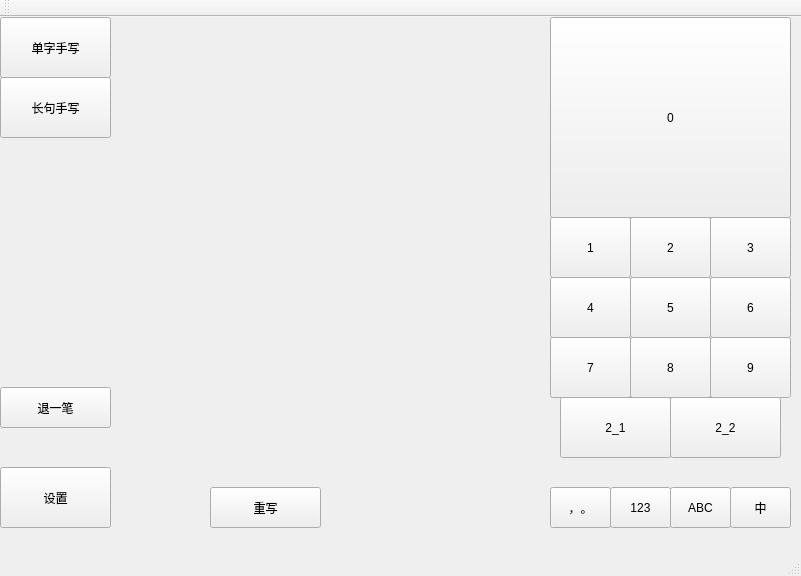
Above: LessonCode/week08/homework/handwriting/kmainwindow.ui from icyyoung719/KDevelop-Training before the change. Below: the same form after it.
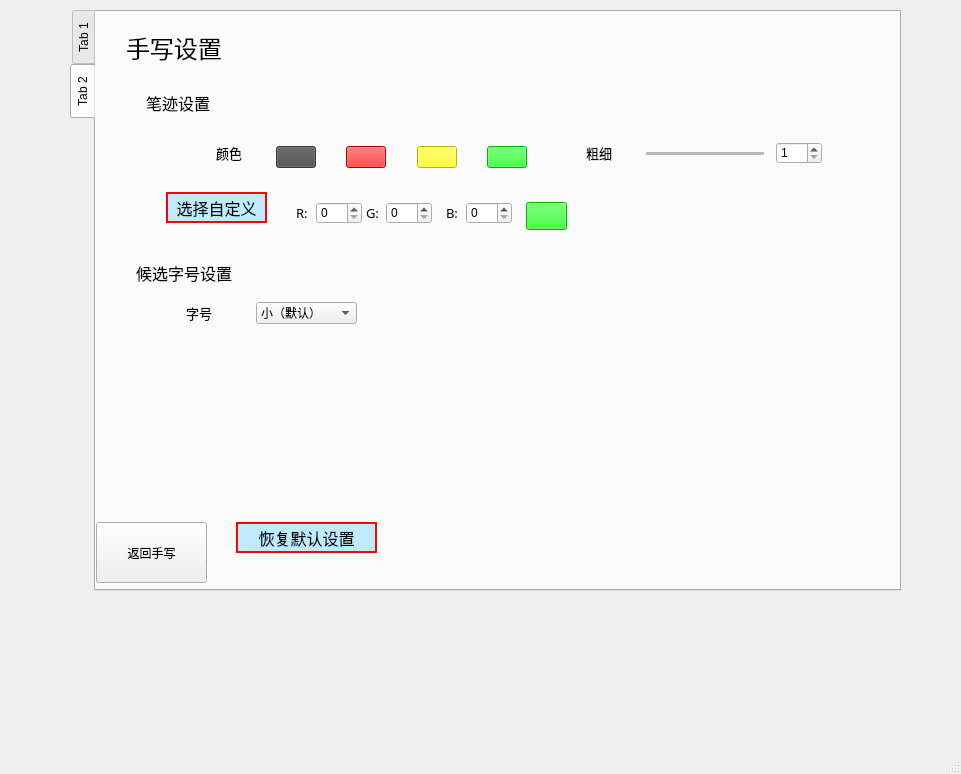
That is the form after the change. The open tabs and pages were chosen to show the change. Custom widgets are drawn as their Qt base class.

Commit message: feat(kmainwindow.ui): ui design for tab widgets switching

The edit to the form file:
```diff
--- a/LessonCode/week08/homework/handwriting/kmainwindow.ui
+++ b/LessonCode/week08/homework/handwriting/kmainwindow.ui
@@ -6,67 +6,87 @@
    <rect>
     <x>0</x>
     <y>0</y>
-    <width>801</width>
-    <height>576</height>
+    <width>961</width>
+    <height>774</height>
    </rect>
   </property>
   <property name="windowTitle">
-   <string>KMainWindow</string>
+   <string>MainWindow</string>
   </property>
-  <widget class="QWidget" name="centralWidget">
-   <widget class="QPushButton" name="pushButton">
+  <widget class="QWidget" name="centralwidget">
+   <widget class="QTabWidget" name="tabWidget">
     <property name="geometry">
      <rect>
-      <x>0</x>
-      <y>0</y>
-      <width>111</width>
-      <height>61</height>
+      <x>70</x>
+      <y>10</y>
+      <width>831</width>
+      <height>581</height>
      </rect>
     </property>
-    <property name="text">
-     <string>单字手写</string>
+    <property name="styleSheet">
+     <string notr="true">QTabBar {
+ 	height: 0px;
+}</string>
     </property>
-   </widget>
-   <widget class="QPushButton" name="pushButton_2">
+    <property name="tabPosition">
+     <enum>QTabWidget::West</enum>
+    </property>
+    <property name="tabShape">
+     <enum>QTabWidget::Rounded</enum>
+    </property>
+    <property name="currentIndex">
+     <number>0</number>
+    </property>
+    <property name="tabBarAutoHide">
+     <bool>false</bool>
+    </property>
+    <widget class="QWidget" name="tab_3">
+     <attribute name="title">
+      <string>Tab 1</string>
+     </attribute>
+     <widget class="QPushButton" name="pushButton_10">
     <property name="geometry">
      <rect>
-      <x>0</x>
-      <y>60</y>
-      <width>111</width>
+        <x>640</x>
+        <y>260</y>
+        <width>81</width>
       <height>61</height>
      </rect>
     </property>
     <property name="text">
-     <string>长句手写</string>
-    </property>
-   </widget>
-   <widget class="ScribbleArea" name="scribblearea" native="true">
+       <string>5</string>
+      </property>
+     </widget>
+     <widget class="QPushButton" name="pushButton_8">
     <property name="geometry">
      <rect>
-      <x>110</x>
-      <y>0</y>
-      <width>441</width>
-      <height>531</height>
-     </rect>
-    </property>
-    <widget class="QPushButton" name="pushButton_4">
+        <x>720</x>
+        <y>200</y>
+        <width>81</width>
+        <height>61</height>
+       </rect>
+      </property>
+      <property name="text">
+       <string>3</string>
+      </property>
+     </widget>
+     <widget class="QPushButton" name="pushButton_3">
      <property name="geometry">
       <rect>
-       <x>100</x>
-       <y>470</y>
+        <x>10</x>
+        <y>370</y>
        <width>111</width>
        <height>41</height>
       </rect>
      </property>
      <property name="text">
-      <string>重写</string>
-     </property>
-    </widget>
+       <string>退一笔</string>
+      </property>
    </widget>
    <widget class="QPushButton" name="pushButton_5">
     <property name="geometry">
      <rect>
-      <x>550</x>
+        <x>560</x>
       <y>0</y>
       <width>241</width>
       <height>201</height>
@@ -76,75 +96,23 @@
      <string>0</string>
     </property>
    </widget>
-   <widget class="QPushButton" name="pushButton_6">
+     <widget class="QPushButton" name="pushButton_17">
     <property name="geometry">
      <rect>
-      <x>550</x>
-      <y>200</y>
-      <width>81</width>
-      <height>61</height>
+        <x>560</x>
+        <y>470</y>
+        <width>61</width>
+        <height>41</height>
      </rect>
     </property>
     <property name="text">
-     <string>1</string>
-    </property>
-   </widget>
-   <widget class="QPushButton" name="pushButton_7">
-    <property name="geometry">
-     <rect>
-      <x>630</x>
-      <y>200</y>
-      <width>81</width>
-      <height>61</height>
-     </rect>
-    </property>
-    <property name="text">
-     <string>2</string>
-    </property>
-   </widget>
-   <widget class="QPushButton" name="pushButton_8">
-    <property name="geometry">
-     <rect>
-      <x>710</x>
-      <y>200</y>
-      <width>81</width>
-      <height>61</height>
-     </rect>
-    </property>
-    <property name="text">
-     <string>3</string>
-    </property>
-   </widget>
-   <widget class="QPushButton" name="pushButton_9">
-    <property name="geometry">
-     <rect>
-      <x>550</x>
-      <y>260</y>
-      <width>81</width>
-      <height>61</height>
-     </rect>
-    </property>
-    <property name="text">
-     <string>4</string>
-    </property>
-   </widget>
-   <widget class="QPushButton" name="pushButton_10">
-    <property name="geometry">
-     <rect>
-      <x>630</x>
-      <y>260</y>
-      <width>81</width>
-      <height>61</height>
-     </rect>
-    </property>
-    <property name="text">
-     <string>5</string>
+       <string>，。</string>
     </property>
    </widget>
    <widget class="QPushButton" name="pushButton_11">
     <property name="geometry">
      <rect>
-      <x>710</x>
+        <x>720</x>
       <y>260</y>
       <width>81</width>
       <height>61</height>
@@ -154,36 +122,10 @@
      <string>6</string>
     </property>
    </widget>
-   <widget class="QPushButton" name="pushButton_12">
-    <property name="geometry">
-     <rect>
-      <x>550</x>
-      <y>320</y>
-      <width>81</width>
-      <height>61</height>
-     </rect>
-    </property>
-    <property name="text">
-     <string>7</string>
-    </property>
-   </widget>
-   <widget class="QPushButton" name="pushButton_13">
-    <property name="geometry">
-     <rect>
-      <x>630</x>
-      <y>320</y>
-      <width>81</width>
-      <height>61</height>
-     </rect>
-    </property>
-    <property name="text">
-     <string>8</string>
-    </property>
-   </widget>
    <widget class="QPushButton" name="pushButton_14">
     <property name="geometry">
      <rect>
-      <x>710</x>
+        <x>720</x>
       <y>320</y>
       <width>81</width>
       <height>61</height>
@@ -193,49 +135,23 @@
      <string>9</string>
     </property>
    </widget>
-   <widget class="QPushButton" name="pushButton_15">
+     <widget class="QPushButton" name="pushButton_12">
     <property name="geometry">
      <rect>
       <x>560</x>
-      <y>380</y>
-      <width>111</width>
+        <y>320</y>
+        <width>81</width>
       <height>61</height>
      </rect>
     </property>
     <property name="text">
-     <string>2_1</string>
-    </property>
-   </widget>
-   <widget class="QPushButton" name="pushButton_16">
-    <property name="geometry">
-     <rect>
-      <x>670</x>
-      <y>380</y>
-      <width>111</width>
-      <height>61</height>
-     </rect>
-    </property>
-    <property name="text">
-     <string>2_2</string>
-    </property>
-   </widget>
-   <widget class="QPushButton" name="pushButton_17">
-    <property name="geometry">
-     <rect>
-      <x>550</x>
-      <y>470</y>
-      <width>61</width>
-      <height>41</height>
-     </rect>
-    </property>
-    <property name="text">
-     <string>，。</string>
+       <string>7</string>
     </property>
    </widget>
    <widget class="QPushButton" name="pushButton_18">
     <property name="geometry">
      <rect>
-      <x>610</x>
+        <x>620</x>
       <y>470</y>
       <width>61</width>
       <height>41</height>
@@ -245,10 +161,23 @@
      <string>123</string>
     </property>
    </widget>
+     <widget class="QPushButton" name="pushButton_15">
+      <property name="geometry">
+       <rect>
+        <x>570</x>
+        <y>380</y>
+        <width>111</width>
+        <height>61</height>
+       </rect>
+      </property>
+      <property name="text">
+       <string>2_1</string>
+      </property>
+     </widget>
    <widget class="QPushButton" name="pushButton_19">
     <property name="geometry">
      <rect>
-      <x>670</x>
+        <x>680</x>
       <y>470</y>
       <width>61</width>
       <height>41</height>
@@ -258,10 +187,98 @@
      <string>ABC</string>
     </property>
    </widget>
+     <widget class="ScribbleArea" name="scribblearea" native="true">
+      <property name="geometry">
+       <rect>
+        <x>120</x>
+        <y>0</y>
+        <width>441</width>
+        <height>531</height>
+       </rect>
+      </property>
+      <widget class="QPushButton" name="pushButton_4">
+       <property name="geometry">
+        <rect>
+         <x>100</x>
+         <y>470</y>
+         <width>111</width>
+         <height>41</height>
+        </rect>
+       </property>
+       <property name="text">
+        <string>重写</string>
+       </property>
+      </widget>
+     </widget>
+     <widget class="QPushButton" name="pushButton_9">
+      <property name="geometry">
+       <rect>
+        <x>560</x>
+        <y>260</y>
+        <width>81</width>
+        <height>61</height>
+       </rect>
+      </property>
+      <property name="text">
+       <string>4</string>
+      </property>
+     </widget>
+     <widget class="QPushButton" name="pushButton_7">
+      <property name="geometry">
+       <rect>
+        <x>640</x>
+        <y>200</y>
+        <width>81</width>
+        <height>61</height>
+       </rect>
+      </property>
+      <property name="text">
+       <string>2</string>
+      </property>
+     </widget>
+     <widget class="QPushButton" name="pushButton_16">
+      <property name="geometry">
+       <rect>
+        <x>680</x>
+        <y>380</y>
+        <width>111</width>
+        <height>61</height>
+       </rect>
+      </property>
+      <property name="text">
+       <string>2_2</string>
+      </property>
+     </widget>
+     <widget class="QPushButton" name="pushButton_6">
+      <property name="geometry">
+       <rect>
+        <x>560</x>
+        <y>200</y>
+        <width>81</width>
+        <height>61</height>
+       </rect>
+      </property>
+      <property name="text">
+       <string>1</string>
+      </property>
+     </widget>
+     <widget class="QPushButton" name="pushButton_13">
+      <property name="geometry">
+       <rect>
+        <x>640</x>
+        <y>320</y>
+        <width>81</width>
+        <height>61</height>
+       </rect>
+      </property>
+      <property name="text">
+       <string>8</string>
+      </property>
+     </widget>
    <widget class="QPushButton" name="pushButton_20">
     <property name="geometry">
      <rect>
-      <x>730</x>
+        <x>740</x>
       <y>470</y>
       <width>61</width>
       <height>41</height>
@@ -274,8 +291,47 @@
    <widget class="QPushButton" name="pushButton_21">
     <property name="geometry">
      <rect>
+        <x>100</x>
+        <y>580</y>
+        <width>111</width>
+        <height>41</height>
+       </rect>
+      </property>
+      <property name="text">
+       <string>退一笔</string>
+      </property>
+     </widget>
+     <widget class="QPushButton" name="pushButton">
+      <property name="geometry">
+       <rect>
+        <x>10</x>
+        <y>10</y>
+        <width>111</width>
+        <height>61</height>
+       </rect>
+      </property>
+      <property name="text">
+       <string>单字手写</string>
+      </property>
+     </widget>
+     <widget class="QPushButton" name="pushButton_2">
+      <property name="geometry">
+       <rect>
+        <x>10</x>
+        <y>70</y>
+        <width>111</width>
+        <height>61</height>
+       </rect>
+      </property>
+      <property name="text">
+       <string>长句手写</string>
+      </property>
+     </widget>
+     <widget class="QPushButton" name="pushButton_57">
+      <property name="geometry">
+       <rect>
       <x>0</x>
-      <y>450</y>
+        <y>510</y>
       <width>111</width>
       <height>61</height>
      </rect>
@@ -284,41 +340,491 @@
      <string>设置</string>
     </property>
    </widget>
-   <widget class="QPushButton" name="pushButton_3">
+    </widget>
+    <widget class="QWidget" name="tab_4">
+     <attribute name="title">
+      <string>Tab 2</string>
+     </attribute>
+     <widget class="QLabel" name="label">
+      <property name="geometry">
+       <rect>
+        <x>30</x>
+        <y>20</y>
+        <width>121</width>
+        <height>31</height>
+       </rect>
+      </property>
+      <property name="font">
+       <font>
+        <family>Agency FB</family>
+        <pointsize>18</pointsize>
+       </font>
+      </property>
+      <property name="text">
+       <string>手写设置</string>
+      </property>
+     </widget>
+     <widget class="QLabel" name="label_4">
+      <property name="geometry">
+       <rect>
+        <x>490</x>
+        <y>130</y>
+        <width>41</width>
+        <height>21</height>
+       </rect>
+      </property>
+      <property name="font">
+       <font>
+        <family>Agency FB</family>
+        <pointsize>10</pointsize>
+       </font>
+      </property>
+      <property name="text">
+       <string>粗细</string>
+      </property>
+     </widget>
+     <widget class="QPushButton" name="pushButton_33">
+      <property name="geometry">
+       <rect>
+        <x>430</x>
+        <y>190</y>
+        <width>41</width>
+        <height>28</height>
+       </rect>
+      </property>
+      <property name="styleSheet">
+       <string notr="true">QPushButton
+{
+	background-color:rgb(0, 255, 0)
+}
+</string>
+      </property>
+      <property name="text">
+       <string/>
+      </property>
+     </widget>
+     <widget class="QPushButton" name="pushButton_32">
+      <property name="geometry">
+       <rect>
+        <x>70</x>
+        <y>180</y>
+        <width>101</width>
+        <height>31</height>
+       </rect>
+      </property>
+      <property name="font">
+       <font>
+        <family>Agency FB</family>
+        <pointsize>12</pointsize>
+       </font>
+      </property>
+      <property name="styleSheet">
+       <string notr="true">QPushButton
+{
+	background-color:rgb(189, 235, 255);
+	border:2px solid red;
+}
+</string>
+      </property>
+      <property name="text">
+       <string>选择自定义</string>
+      </property>
+     </widget>
+     <widget class="QLabel" name="label_2">
+      <property name="geometry">
+       <rect>
+        <x>50</x>
+        <y>80</y>
+        <width>81</width>
+        <height>21</height>
+       </rect>
+      </property>
+      <property name="font">
+       <font>
+        <family>Agency FB</family>
+        <pointsize>12</pointsize>
+       </font>
+      </property>
+      <property name="text">
+       <string>笔迹设置</string>
+      </property>
+     </widget>
+     <widget class="QComboBox" name="wordWidthComboBox">
+      <property name="geometry">
+       <rect>
+        <x>160</x>
+        <y>290</y>
+        <width>101</width>
+        <height>22</height>
+       </rect>
+      </property>
+      <item>
+       <property name="text">
+        <string>小（默认）</string>
+       </property>
+      </item>
+      <item>
+       <property name="text">
+        <string>中</string>
+       </property>
+      </item>
+      <item>
+       <property name="text">
+        <string>大</string>
+       </property>
+      </item>
+     </widget>
+     <widget class="QLabel" name="label_3">
+      <property name="geometry">
+       <rect>
+        <x>120</x>
+        <y>130</y>
+        <width>41</width>
+        <height>21</height>
+       </rect>
+      </property>
+      <property name="font">
+       <font>
+        <family>Agency FB</family>
+        <pointsize>10</pointsize>
+       </font>
+      </property>
+      <property name="text">
+       <string>颜色</string>
+      </property>
+     </widget>
+     <widget class="QWidget" name="layoutWidget">
+      <property name="geometry">
+       <rect>
+        <x>180</x>
+        <y>120</y>
+        <width>251</width>
+        <height>51</height>
+       </rect>
+      </property>
+      <layout class="QHBoxLayout" name="horizontalLayout">
+       <item>
+        <widget class="QPushButton" name="pushButton_23">
+         <property name="styleSheet">
+          <string notr="true">QPushButton
+{
+	background-color:rgb(79, 79, 79);
+}
+</string>
+         </property>
+         <property name="text">
+          <string/>
+         </property>
+        </widget>
+       </item>
+       <item>
+        <spacer name="horizontalSpacer">
+         <property name="orientation">
+          <enum>Qt::Horizontal</enum>
+         </property>
+         <property name="sizeHint" stdset="0">
+          <size>
+           <width>13</width>
+           <height>20</height>
+          </size>
+         </property>
+        </spacer>
+       </item>
+       <item>
+        <widget class="QPushButton" name="pushButton_24">
+         <property name="styleSheet">
+          <string notr="true">QPushButton
+{
+	background-color:rgb(244, 0, 0)
+}
+</string>
+         </property>
+         <property name="text">
+          <string/>
+         </property>
+        </widget>
+       </item>
+       <item>
+        <spacer name="horizontalSpacer_2">
+         <property name="orientation">
+          <enum>Qt::Horizontal</enum>
+         </property>
+         <property name="sizeHint" stdset="0">
+          <size>
+           <width>13</width>
+           <height>20</height>
+          </size>
+         </property>
+        </spacer>
+       </item>
+       <item>
+        <widget class="QPushButton" name="pushButton_25">
+         <property name="styleSheet">
+          <string notr="true">QPushButton
+{
+	background-color: rgb(255, 255, 0)
+}
+
+</string>
+         </property>
+         <property name="text">
+          <string/>
+         </property>
+        </widget>
+       </item>
+       <item>
+        <spacer name="horizontalSpacer_3">
+         <property name="orientation">
+          <enum>Qt::Horizontal</enum>
+         </property>
+         <property name="sizeHint" stdset="0">
+          <size>
+           <width>13</width>
+           <height>20</height>
+          </size>
+         </property>
+        </spacer>
+       </item>
+       <item>
+        <widget class="QPushButton" name="pushButton_26">
+         <property name="styleSheet">
+          <string notr="true">QPushButton
+{
+	background-color:rgb(0, 255, 0)
+}
+</string>
+         </property>
+         <property name="text">
+          <string/>
+         </property>
+        </widget>
+       </item>
+      </layout>
+     </widget>
+     <widget class="QSpinBox" name="BValueSpinBox">
+      <property name="geometry">
+       <rect>
+        <x>370</x>
+        <y>190</y>
+        <width>46</width>
+        <height>22</height>
+       </rect>
+      </property>
+      <property name="maximum">
+       <number>255</number>
+      </property>
+     </widget>
+     <widget class="QLabel" name="label_6">
+      <property name="geometry">
+       <rect>
+        <x>90</x>
+        <y>290</y>
+        <width>41</width>
+        <height>21</height>
+       </rect>
+      </property>
+      <property name="font">
+       <font>
+        <family>Agency FB</family>
+        <pointsize>10</pointsize>
+       </font>
+      </property>
+      <property name="text">
+       <string>字号</string>
+      </property>
+     </widget>
+     <widget class="QSpinBox" name="lineWidthSpinBox">
+      <property name="geometry">
+       <rect>
+        <x>680</x>
+        <y>130</y>
+        <width>46</width>
+        <height>22</height>
+       </rect>
+      </property>
+      <property name="minimum">
+       <number>1</number>
+      </property>
+      <property name="maximum">
+       <number>100</number>
+      </property>
+     </widget>
+     <widget class="QSpinBox" name="GValueSpinBox">
+      <property name="geometry">
+       <rect>
+        <x>290</x>
+        <y>190</y>
+        <width>46</width>
+        <height>22</height>
+       </rect>
+      </property>
+      <property name="maximum">
+       <number>255</number>
+      </property>
+     </widget>
+     <widget class="QLabel" name="label_14">
+      <property name="geometry">
+       <rect>
+        <x>200</x>
+        <y>190</y>
+        <width>21</width>
+        <height>21</height>
+       </rect>
+      </property>
+      <property name="font">
+       <font>
+        <family>Agency FB</family>
+        <pointsize>10</pointsize>
+       </font>
+      </property>
+      <property name="text">
+       <string>R:</string>
+      </property>
+     </widget>
+     <widget class="QSpinBox" name="RValueSpinBox">
+      <property name="geometry">
+       <rect>
+        <x>220</x>
+        <y>190</y>
+        <width>46</width>
+        <height>22</height>
+       </rect>
+      </property>
+      <property name="maximum">
+       <number>255</number>
+      </property>
+     </widget>
+     <widget class="QPushButton" name="pushButton_22">
+      <property name="geometry">
+       <rect>
+        <x>140</x>
+        <y>510</y>
+        <width>141</width>
+        <height>31</height>
+       </rect>
+      </property>
+      <property name="font">
+       <font>
+        <family>Agency FB</family>
+        <pointsize>12</pointsize>
+       </font>
+      </property>
+      <property name="styleSheet">
+       <string notr="true">QPushButton
+{
+	background-color:rgb(189, 235, 255);
+	border:2px solid red;
+}
+</string>
+      </property>
+      <property name="text">
+       <string>恢复默认设置</string>
+      </property>
+     </widget>
+     <widget class="Line" name="line">
+      <property name="geometry">
+       <rect>
+        <x>550</x>
+        <y>140</y>
+        <width>118</width>
+        <height>3</height>
+       </rect>
+      </property>
+      <property name="lineWidth">
+       <number>0</number>
+      </property>
+      <property name="midLineWidth">
+       <number>5</number>
+      </property>
+      <property name="orientation">
+       <enum>Qt::Horizontal</enum>
+      </property>
+     </widget>
+     <widget class="QLabel" name="label_5">
+      <property name="geometry">
+       <rect>
+        <x>40</x>
+        <y>250</y>
+        <width>121</width>
+        <height>21</height>
+       </rect>
+      </property>
+      <property name="font">
+       <font>
+        <family>Agency FB</family>
+        <pointsize>12</pointsize>
+       </font>
+      </property>
+      <property name="text">
+       <string>候选字号设置</string>
+      </property>
+     </widget>
+     <widget class="QLabel" name="label_16">
+      <property name="geometry">
+       <rect>
+        <x>350</x>
+        <y>190</y>
+        <width>21</width>
+        <height>21</height>
+       </rect>
+      </property>
+      <property name="font">
+       <font>
+        <family>Agency FB</family>
+        <pointsize>10</pointsize>
+       </font>
+      </property>
+      <property name="text">
+       <string>B:</string>
+      </property>
+     </widget>
+     <widget class="QLabel" name="label_15">
+      <property name="geometry">
+       <rect>
+        <x>270</x>
+        <y>190</y>
+        <width>21</width>
+        <height>21</height>
+       </rect>
+      </property>
+      <property name="font">
+       <font>
+        <family>Agency FB</family>
+        <pointsize>10</pointsize>
+       </font>
+      </property>
+      <property name="text">
+       <string>G:</string>
+      </property>
+     </widget>
+     <widget class="QPushButton" name="pushButton_58">
     <property name="geometry">
      <rect>
       <x>0</x>
-      <y>370</y>
+        <y>510</y>
       <width>111</width>
-      <height>41</height>
+        <height>61</height>
      </rect>
     </property>
     <property name="text">
-     <string>退一笔</string>
+       <string>返回手写</string>
     </property>
    </widget>
   </widget>
-  <widget class="QMenuBar" name="menuBar">
+   </widget>
+  </widget>
+  <widget class="QMenuBar" name="menubar">
    <property name="geometry">
     <rect>
      <x>0</x>
      <y>0</y>
-     <width>801</width>
+     <width>961</width>
      <height>26</height>
     </rect>
    </property>
   </widget>
-  <widget class="QToolBar" name="mainToolBar">
-   <attribute name="toolBarArea">
-    <enum>TopToolBarArea</enum>
-   </attribute>
-   <attribute name="toolBarBreak">
-    <bool>false</bool>
-   </attribute>
-  </widget>
-  <widget class="QStatusBar" name="statusBar"/>
- </widget>
- <layoutdefault spacing="6" margin="11"/>
+  <widget class="QStatusBar" name="statusbar"/>
+ </widget>
  <customwidgets>
   <customwidget>
    <class>ScribbleArea</class>
```
Left out of the diff: 4 changed lines with no effect on the pictures. Lines whose indentation alone changed are shown as unchanged.
